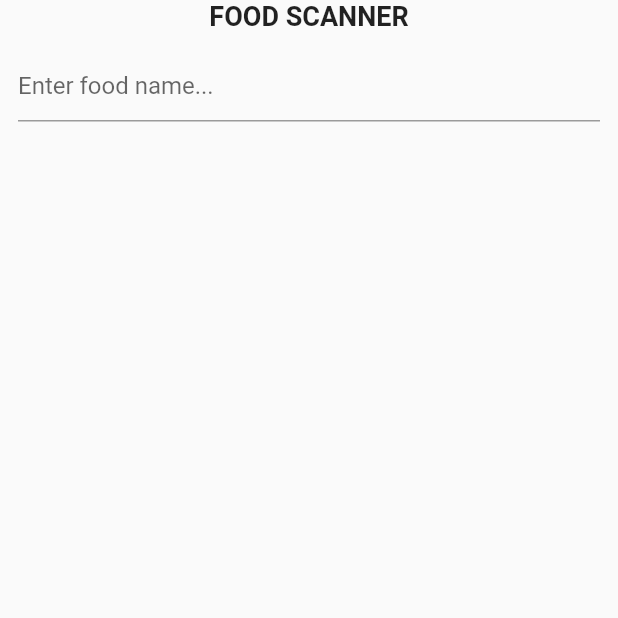
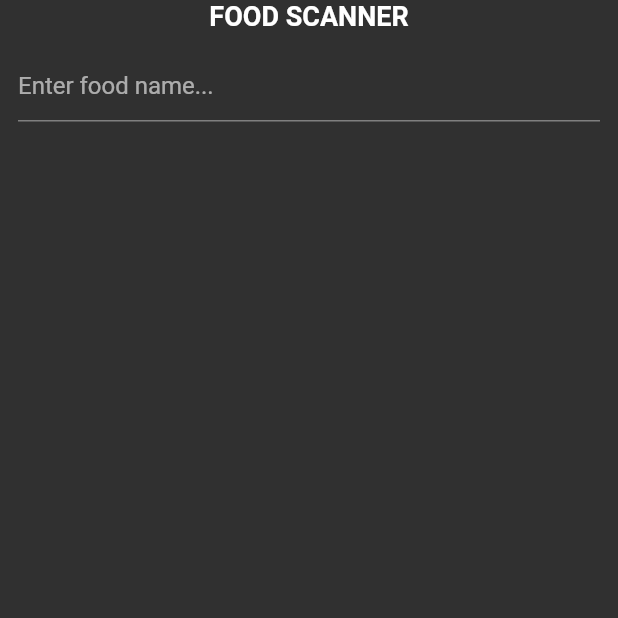
Before and after one commit to ThomHuynh/foodScanner, a Flutter app: the screen it shows after launch, on a phone screen of 412 x 824 dp, the top half of it. Run offline on Flutter 3.47's test engine with Material 2 defaults, Android fonts, the phone set to English and light mode, and no system bars.

Commit message:
dark theme

```diff
--- a/lib/main.dart
+++ b/lib/main.dart
@@ -1,4 +1,5 @@
 import 'package:flutter/material.dart';
+import 'package:food_scanner/config/palette.dart';
 import 'package:food_scanner/screens/startScreen.dart';
 
 void main() => runApp(MyApp());
@@ -8,6 +9,14 @@ class MyApp extends StatelessWidget {
   Widget build(BuildContext context) {
     return MaterialApp(
       title: 'Food Scanner',
+      darkTheme: ThemeData(
+        brightness: Brightness.dark,
+        // primarySwatch: ,
+        primaryColor: Palette.primary,
+        accentColor: Palette.primary,
+        visualDensity: VisualDensity.adaptivePlatformDensity,
+      ),
+      themeMode: ThemeMode.dark,
       home: StartScreen(),
     );
   }
```
